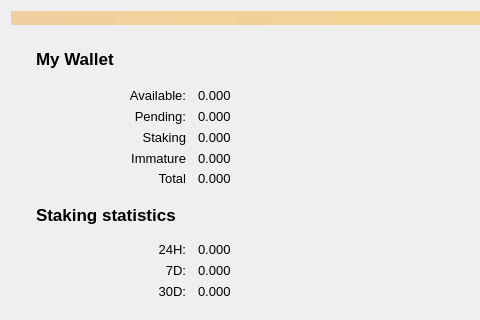
mammix2/boostcoin, file src/qt/forms/overviewpage.ui: the form before one commit; both pictures show x 0 to 480 and y 0 to 320 of the 850 by 505 pixel window.
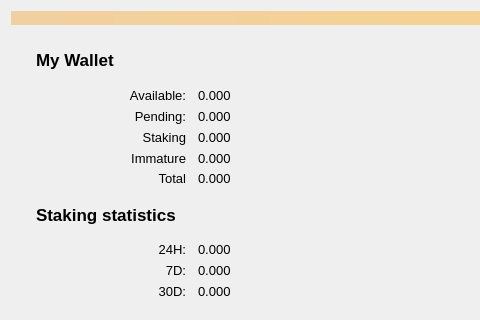
The form after the commit. Icons and pictures are not drawn. Custom widgets are drawn as their Qt base class.

Diff of the .ui file:
```diff
--- a/src/qt/forms/overviewpage.ui
+++ b/src/qt/forms/overviewpage.ui
@@ -136,7 +136,7 @@
                <string>My Wallet</string>
               </property>
               <property name="alignment">
-               <set>Qt::AlignLeading|Qt::AlignLeft|Qt::AlignTop</set>
+               <set>Qt::AlignLeading|Qt::AlignLeft|Qt::AlignVCenter</set>
               </property>
               <property name="margin">
                <number>-1</number>
```
